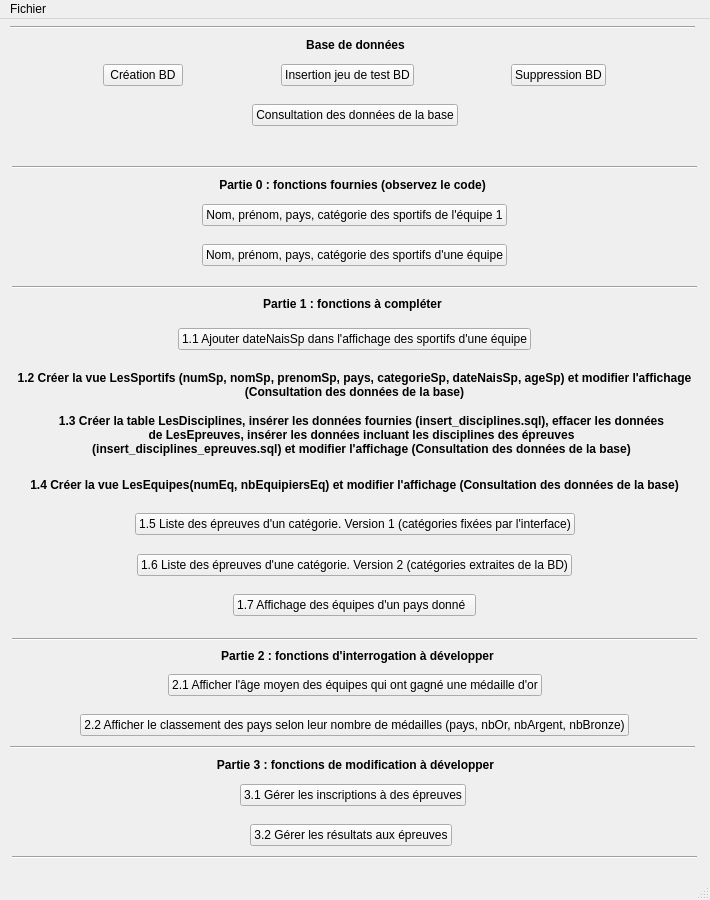
Qt form gui/mainWindow.ui (FDaCostaB/Jo-BD) before a commit.
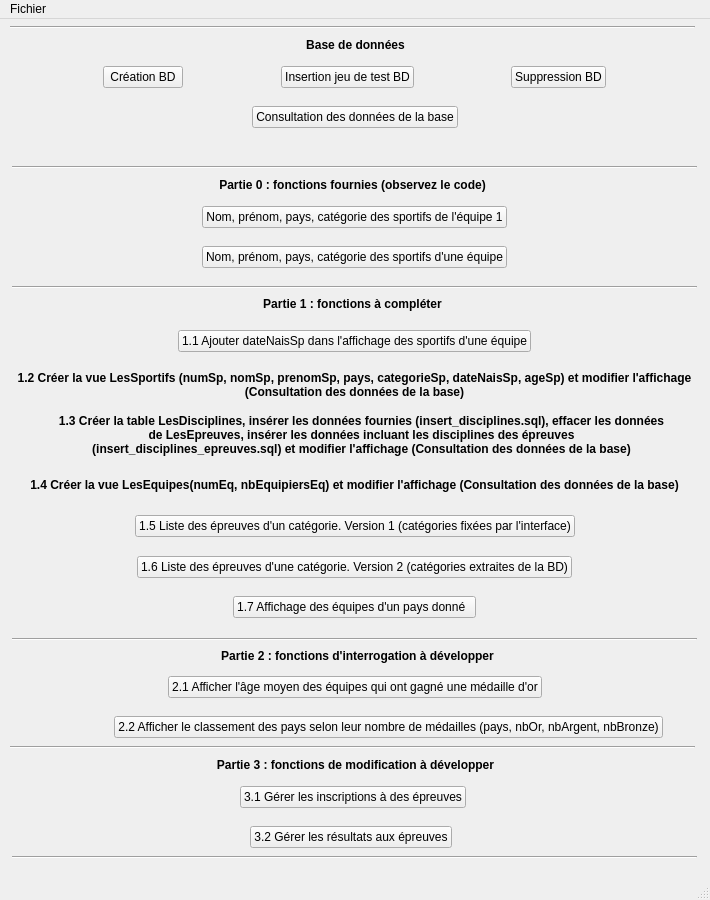
The same form after that commit.

```diff
--- a/gui/mainWindow.ui
+++ b/gui/mainWindow.ui
@@ -299,7 +299,7 @@
       <x>12</x>
       <y>40</y>
       <width>685</width>
-      <height>32</height>
+      <height>36</height>
      </rect>
     </property>
     <layout class="QHBoxLayout" name="horizontalLayout">
@@ -384,7 +384,7 @@
       <x>12</x>
       <y>80</y>
       <width>685</width>
-      <height>32</height>
+      <height>36</height>
      </rect>
     </property>
     <layout class="QHBoxLayout" name="horizontalLayout_13">
@@ -429,7 +429,7 @@
       <x>12</x>
       <y>180</y>
       <width>685</width>
-      <height>32</height>
+      <height>36</height>
      </rect>
     </property>
     <layout class="QHBoxLayout" name="horizontalLayout_2">
@@ -474,7 +474,7 @@
       <x>12</x>
       <y>220</y>
       <width>685</width>
-      <height>32</height>
+      <height>36</height>
      </rect>
     </property>
     <layout class="QHBoxLayout" name="horizontalLayout_3">
@@ -519,7 +519,7 @@
       <x>12</x>
       <y>304</y>
       <width>685</width>
-      <height>32</height>
+      <height>36</height>
      </rect>
     </property>
     <layout class="QHBoxLayout" name="horizontalLayout_4">
@@ -564,7 +564,7 @@
       <x>12</x>
       <y>489</y>
       <width>685</width>
-      <height>32</height>
+      <height>36</height>
      </rect>
     </property>
     <layout class="QHBoxLayout" name="horizontalLayout_5">
@@ -609,7 +609,7 @@
       <x>12</x>
       <y>530</y>
       <width>685</width>
-      <height>32</height>
+      <height>36</height>
      </rect>
     </property>
     <layout class="QHBoxLayout" name="horizontalLayout_6">
@@ -654,7 +654,7 @@
       <x>12</x>
       <y>570</y>
       <width>685</width>
-      <height>32</height>
+      <height>36</height>
      </rect>
     </property>
     <layout class="QHBoxLayout" name="horizontalLayout_7">
@@ -699,7 +699,7 @@
       <x>12</x>
       <y>650</y>
       <width>685</width>
-      <height>32</height>
+      <height>36</height>
      </rect>
     </property>
     <layout class="QHBoxLayout" name="horizontalLayout_8">
@@ -743,8 +743,8 @@
      <rect>
       <x>12</x>
       <y>690</y>
-      <width>685</width>
-      <height>32</height>
+      <width>753</width>
+      <height>36</height>
      </rect>
     </property>
     <layout class="QHBoxLayout" name="horizontalLayout_9">
@@ -789,7 +789,7 @@
       <x>10</x>
       <y>760</y>
       <width>685</width>
-      <height>32</height>
+      <height>36</height>
      </rect>
     </property>
     <layout class="QHBoxLayout" name="horizontalLayout_11">
@@ -834,7 +834,7 @@
       <x>10</x>
       <y>800</y>
       <width>681</width>
-      <height>32</height>
+      <height>36</height>
      </rect>
     </property>
     <layout class="QHBoxLayout" name="horizontalLayout_12">
```
Left out of the diff: 2 changed lines with no effect on the pictures.
